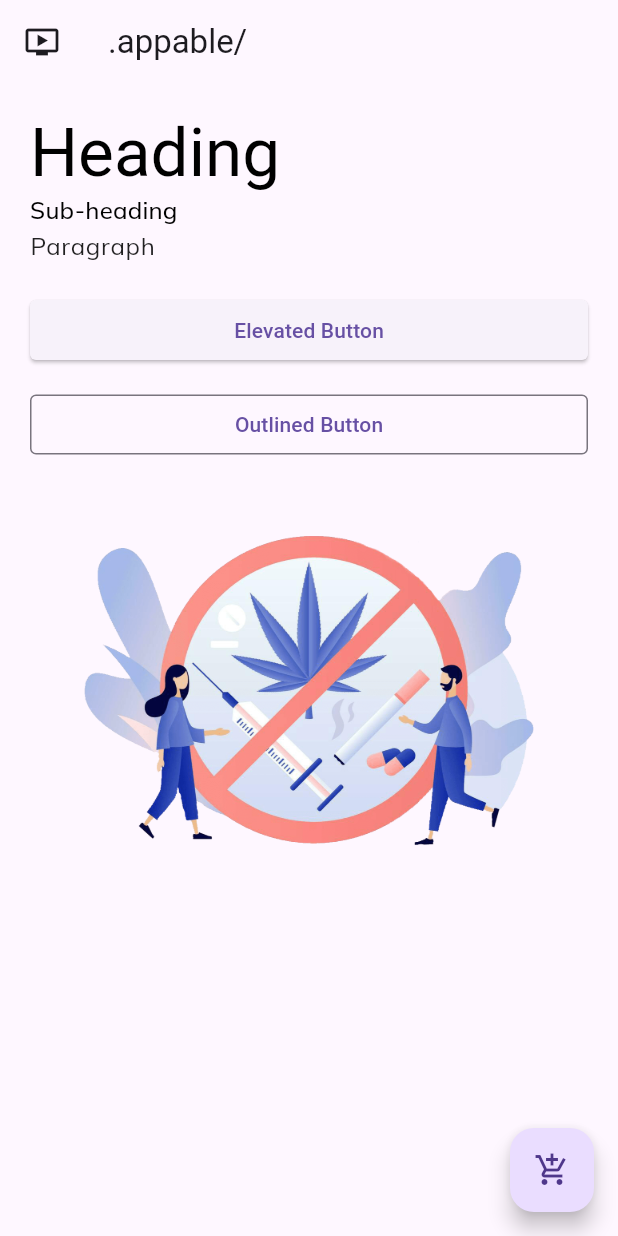
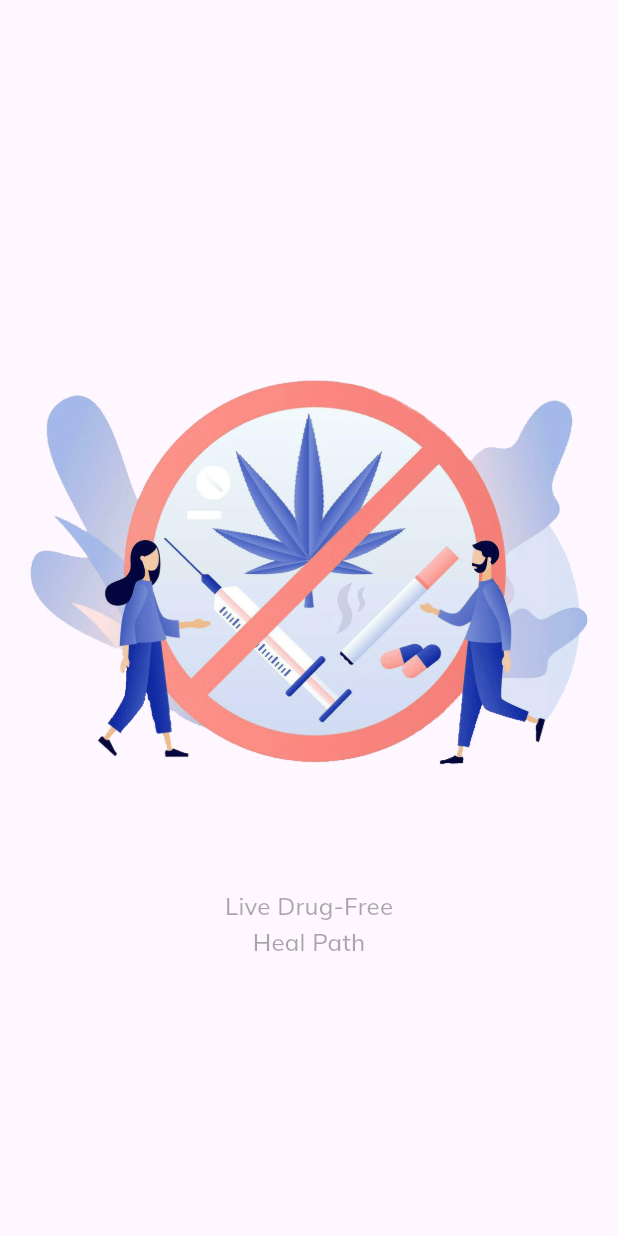
Before and after one commit to mutana-derrick/Heal-Path, a Flutter app: the first screen one second after launch, on a phone screen of 412 x 824 dp. Run offline on Flutter 3.47's test engine with Material 3 defaults, Android fonts, the phone set to English and light mode, and no system bars; our stand-ins replace get, google_fonts.

Commit message:
added animated splash screen

```diff
--- a/lib/main.dart
+++ b/lib/main.dart
@@ -1,4 +1,6 @@
 import 'package:flutter/material.dart';
+import 'package:get/get_navigation/src/root/get_material_app.dart';
+import 'package:heal_path/src/features/authentication/screens/splash_screen.dart';
 import 'package:heal_path/src/utils/theme/theme.dart';
 
 void main() {
@@ -10,11 +12,11 @@
 
   @override
   Widget build(BuildContext context) {
-    return MaterialApp(
+    return GetMaterialApp(
       theme: AppTheme.lightTheme,
       darkTheme: AppTheme.darkTheme,
       themeMode: ThemeMode.system,
-      home: const HomePage(),
+      home: const SplashScreen(),
     );
   }
 }
--- /dev/null
+++ b/lib/src/features/authentication/screens/splash_screen.dart
@@ -0,0 +1,46 @@
+import 'package:flutter/material.dart';
+import 'package:get/get.dart';
+import 'package:heal_path/src/features/authentication/controllers/splash_screen_controller.dart';
+
+class SplashScreen extends StatelessWidget {
+  const SplashScreen({super.key});
+
+  @override
+  Widget build(BuildContext context) {
+    final SplashScreenController controller = Get.put(SplashScreenController());
+    return Scaffold(
+      body: Center(
+        child: Column(
+          mainAxisAlignment: MainAxisAlignment.center,
+          children: [
+            Image.asset("assets/images/nodrugs.png"),
+            const SizedBox(height: 20),
+            AnimatedBuilder(
+              animation: controller.animationController,
+              builder: (context, child) {
+                return Opacity(
+                  opacity: controller.opacityAnimation.value,
+                  child: SlideTransition(
+                    position: controller.offsetAnimation,
+                    child: Column(
+                      children: [
+                        Text(
+                          "Live Drug-Free",
+                          style: Theme.of(context).textTheme.titleMedium,
+                        ),
+                        Text(
+                          "Heal Path",
+                          style: Theme.of(context).textTheme.titleMedium,
+                        ),
+                      ],
+                    ),
+                  ),
+                );
+              },
+            ),
+          ],
+        ),
+      ),
+    );
+  }
+}
```
Also changed, not shown: lib/src/features/authentication/controllers/splash_screen_controller.dart (added, +47 -0 lines), pubspec.yaml (+3 -4 lines), pubspec.lock.
